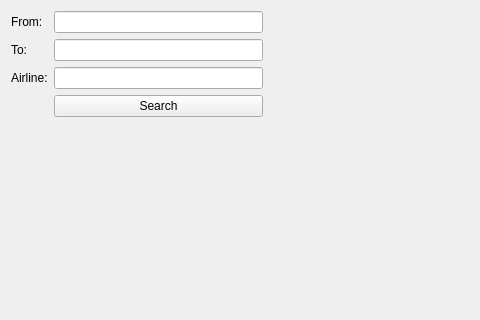
Above: mainwindow.ui from Siastra/FlightPlanner before the change; both pictures show x 0 to 480 and y 0 to 320 of the 1000 by 846 pixel window. Below: the same form after it.
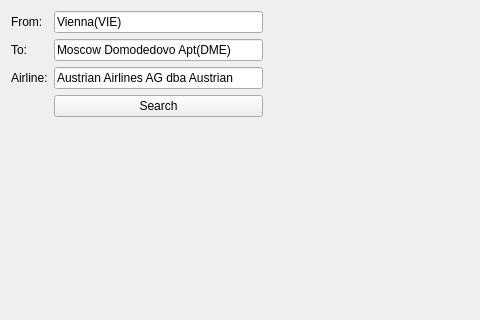
That is the form after the change. Custom widgets are drawn as their Qt base class.

Diff of the .ui file:
```diff
--- a/mainwindow.ui
+++ b/mainwindow.ui
@@ -84,13 +84,25 @@
          </widget>
         </item>
         <item row="4" column="1">
-         <widget class="QLineEdit" name="airlineSearch"/>
+         <widget class="QLineEdit" name="airlineSearch">
+          <property name="text">
+           <string>Austrian Airlines AG dba Austrian</string>
+          </property>
+         </widget>
         </item>
         <item row="3" column="1">
-         <widget class="QLineEdit" name="ToSearch"/>
+         <widget class="QLineEdit" name="ToSearch">
+          <property name="text">
+           <string>Moscow Domodedovo Apt(DME)</string>
+          </property>
+         </widget>
         </item>
         <item row="2" column="1">
-         <widget class="QLineEdit" name="FromSearch"/>
+         <widget class="QLineEdit" name="FromSearch">
+          <property name="text">
+           <string>Vienna(VIE)</string>
+          </property>
+         </widget>
         </item>
        </layout>
       </item>
```
